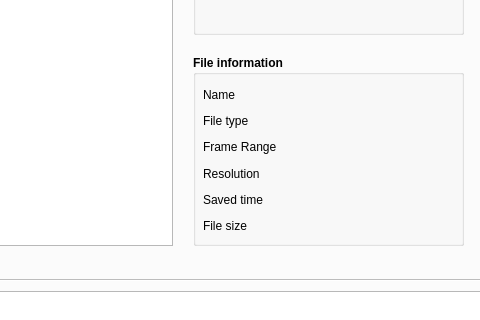
Above: pipeline/scripts/loader/loader_ui/main_window_v002.ui from UiChul/yummy before the change; both pictures show x 379 to 859 and y 351 to 671 of the 1155 by 889 pixel window. Below: the same form after it.
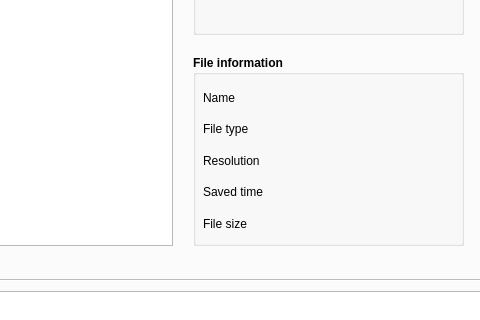
That is the form after the change. The open tabs and pages were chosen to show the change.

```diff
--- a/pipeline/scripts/loader/loader_ui/main_window_v002.ui
+++ b/pipeline/scripts/loader/loader_ui/main_window_v002.ui
@@ -1040,21 +1040,6 @@
          </property>
         </widget>
        </item>
-       <item>
-        <widget class="QLabel" name="label_11">
-         <property name="font">
-          <font>
-           <pointsize>9</pointsize>
-           <bold>false</bold>
-           <underline>false</underline>
-           <strikeout>false</strikeout>
-          </font>
-         </property>
-         <property name="text">
-          <string>Frame Range </string>
-         </property>
-        </widget>
-       </item>
        <item>
         <widget class="QLabel" name="label_12">
          <property name="font">
```
Left out of the diff: 42 changed lines with no effect on the pictures.
